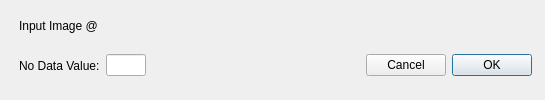
Qt form enmapbox/apps/the_lmu_app/GUI_Nodat.ui (jakimowb/enmapbox_testmigration2) before a commit.
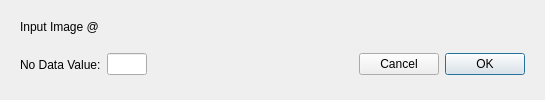
The same form after that commit.

What changed in the file:
```diff
--- a/enmapbox/apps/the_lmu_app/GUI_Nodat.ui
+++ b/enmapbox/apps/the_lmu_app/GUI_Nodat.ui
@@ -11,35 +11,29 @@
    </rect>
   </property>
   <property name="sizePolicy">
-   <sizepolicy hsizetype="Fixed" vsizetype="Fixed">
+   <sizepolicy hsizetype="Preferred" vsizetype="Fixed">
     <horstretch>0</horstretch>
     <verstretch>0</verstretch>
    </sizepolicy>
   </property>
   <property name="minimumSize">
    <size>
-    <width>545</width>
-    <height>100</height>
+    <width>300</width>
+    <height>0</height>
    </size>
   </property>
   <property name="maximumSize">
    <size>
-    <width>545</width>
-    <height>100</height>
+    <width>5000</width>
+    <height>800</height>
    </size>
   </property>
   <property name="windowTitle">
    <string>Supply NoData Value</string>
   </property>
+  <layout class="QGridLayout" name="gridLayout">
+   <item row="0" column="0">
   <widget class="QFrame" name="frame">
-   <property name="geometry">
-    <rect>
-     <x>10</x>
-     <y>0</y>
-     <width>531</width>
-     <height>91</height>
-    </rect>
-   </property>
    <property name="frameShape">
     <enum>QFrame::NoFrame</enum>
    </property>
@@ -47,6 +41,9 @@
     <enum>QFrame::Plain</enum>
    </property>
    <layout class="QVBoxLayout" name="verticalLayout">
+      <property name="topMargin">
+       <number>0</number>
+      </property>
     <item>
      <widget class="QLabel" name="lblSource">
       <property name="text">
@@ -124,6 +121,8 @@
     </item>
    </layout>
   </widget>
+   </item>
+  </layout>
  </widget>
  <resources/>
  <connections/>
```
Lines whose indentation alone changed are shown as unchanged.
